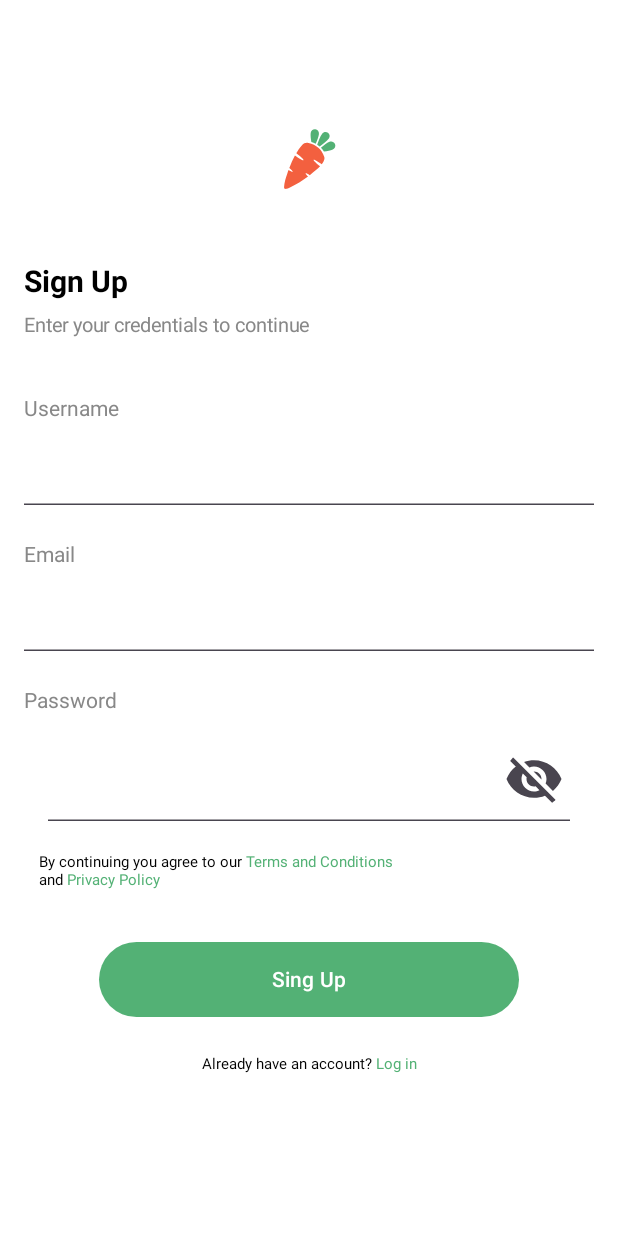
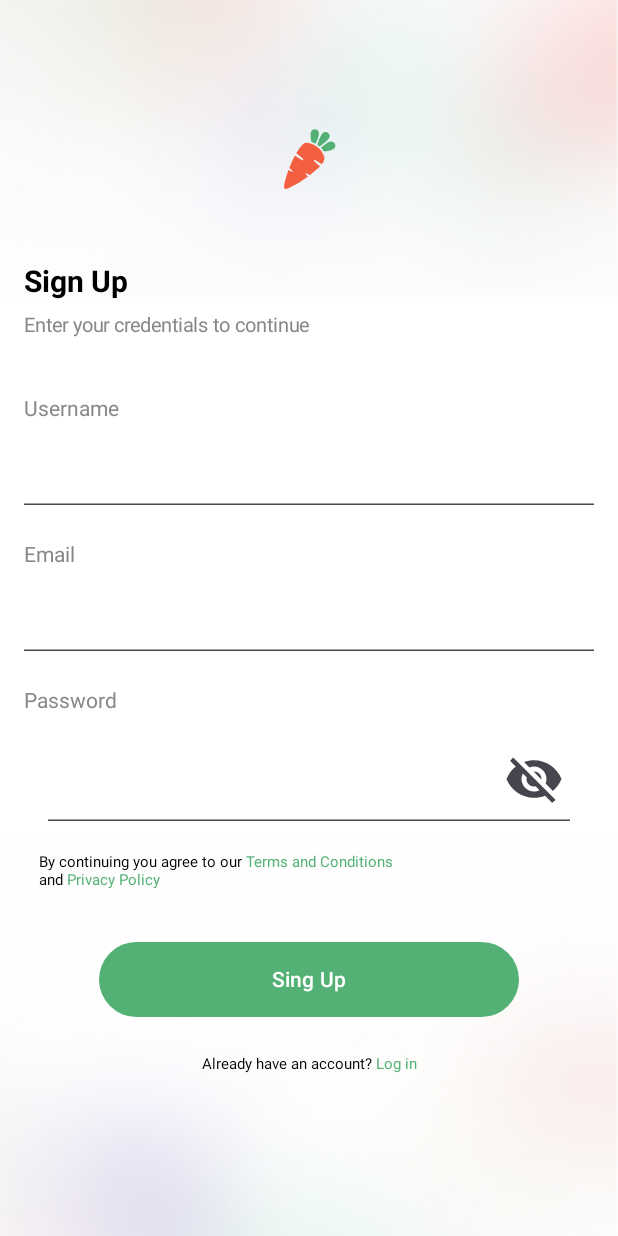
Before and after one commit to Yecksson7/AppMobileNectar, an Android app built with Jetpack Compose: the @Preview function SignUpScreen, on a phone screen of 412 x 824 dp. Run offline under Robolectric (Android 15) with nearby library versions, the phone set to English and light mode, and no system bars.

```diff
--- a/app/src/main/java/com/example/nectarapplication/screens/SignUpScreen.kt
+++ b/app/src/main/java/com/example/nectarapplication/screens/SignUpScreen.kt
@@ -24,6 +24,7 @@ import androidx.compose.runtime.remember
 import androidx.compose.runtime.setValue
 import androidx.compose.ui.Alignment
 import androidx.compose.ui.Modifier
+import androidx.compose.ui.layout.ContentScale
 import androidx.compose.ui.res.painterResource
 import androidx.compose.ui.text.input.KeyboardType
 import androidx.compose.ui.tooling.preview.Preview
@@ -36,6 +37,12 @@ import com.example.nectarapplication.R
 @Composable
 fun SignUpScreen() {
     Box(modifier = Modifier.fillMaxSize()){
+        Image(
+            painter = painterResource(id = R.drawable.fondologin),
+            contentDescription = "Onboarding Image",
+            contentScale = ContentScale.Crop,
+            modifier = Modifier.fillMaxSize()
+        )
         Column(modifier = Modifier
             .fillMaxSize()
             .padding(16.dp),
```
Also changed, not shown: app/src/main/java/com/example/nectarapplication/screens/LoginScreen.kt (+13 -1 lines).
